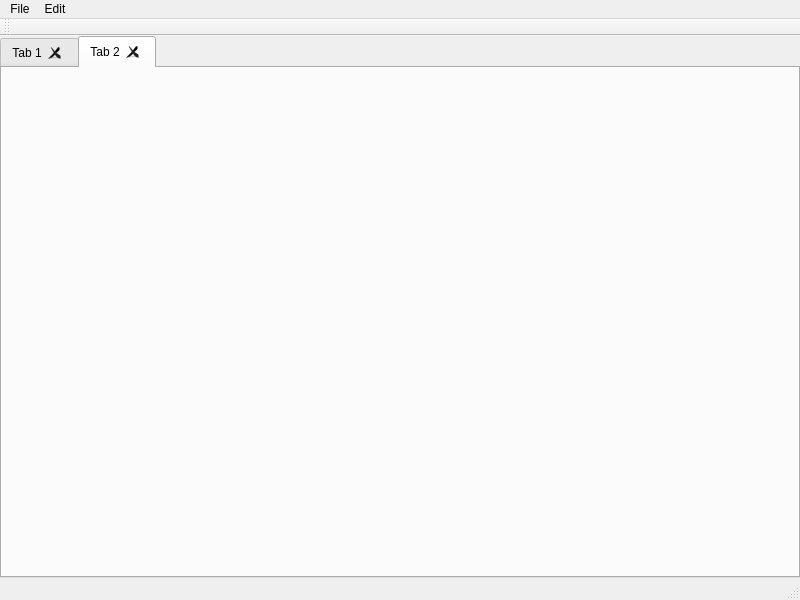
First picture: the form in mainwindow.ui, repository kustom666/Aashe, before the edit.
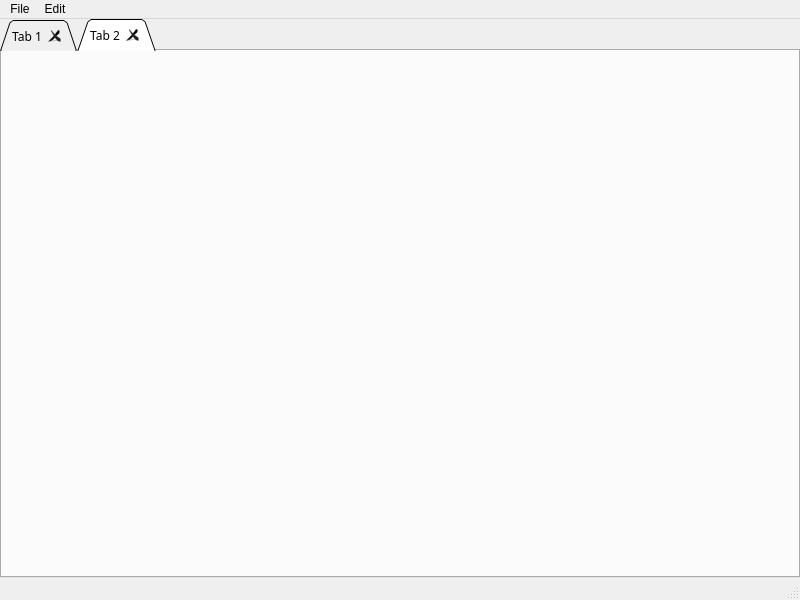
Second picture: the form after the edit. The open tabs and pages were chosen to show the change.

Commit message: Finished cpp highlighter, added styles and tree

Diff of the .ui file:
```diff
--- a/mainwindow.ui
+++ b/mainwindow.ui
@@ -20,7 +20,13 @@
    <string>MainWindow</string>
   </property>
   <widget class="QWidget" name="centralWidget">
+   <property name="styleSheet">
+    <string notr="true"/>
+   </property>
    <layout class="QHBoxLayout" name="horizontalLayout">
+    <property name="spacing">
+     <number>0</number>
+    </property>
     <property name="leftMargin">
      <number>0</number>
     </property>
@@ -35,6 +41,17 @@
     </property>
     <item>
      <widget class="QTabWidget" name="textTabs">
+      <property name="font">
+       <font>
+        <family>Droid Sans Mono</family>
+       </font>
+      </property>
+      <property name="styleSheet">
+       <string notr="true"/>
+      </property>
+      <property name="tabShape">
+       <enum>QTabWidget::Triangular</enum>
+      </property>
       <property name="currentIndex">
        <number>0</number>
       </property>
@@ -85,14 +102,6 @@
    <addaction name="menuFile"/>
    <addaction name="menuEdit"/>
   </widget>
-  <widget class="QToolBar" name="mainToolBar">
-   <attribute name="toolBarArea">
-    <enum>TopToolBarArea</enum>
-   </attribute>
-   <attribute name="toolBarBreak">
-    <bool>false</bool>
-   </attribute>
-  </widget>
   <widget class="QStatusBar" name="statusBar"/>
   <action name="actionOpen">
    <property name="text">
```
Left out of the diff: 2 changed lines with no effect on the pictures. The commit also changes 4 other files.
